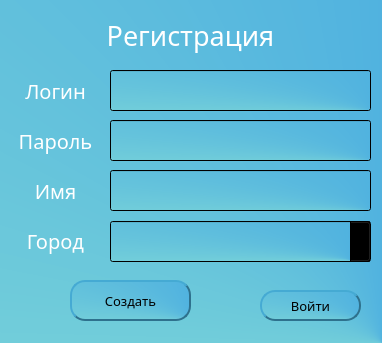
Old version of the form register.ui in the repository Animila/PyWeather.
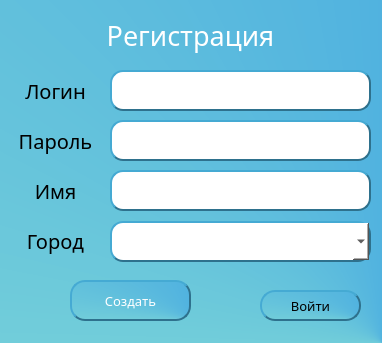
New version of the form.

```diff
--- a/register.ui
+++ b/register.ui
@@ -66,7 +66,7 @@
     </property>
     <property name="styleSheet">
      <string notr="true">background-color: None;
-color: rgb(255, 255, 255);</string>
+color: rgb(0, 0, 0);</string>
     </property>
     <property name="text">
      <string>Логин</string>
@@ -92,7 +92,7 @@
     </property>
     <property name="styleSheet">
      <string notr="true">background-color: None;
-color: rgb(255, 255, 255);</string>
+color: rgb(0, 0, 0);</string>
     </property>
     <property name="text">
      <string>Пароль</string>
@@ -118,6 +118,7 @@
     </property>
     <property name="styleSheet">
      <string notr="true">QPushButton {
+	color: rgb(255, 255, 255);
 border-color: rgb(46, 113, 141);
 border-radius: 15px;
 border-style: outset;
@@ -142,6 +143,14 @@
       <pointsize>15</pointsize>
      </font>
     </property>
+    <property name="styleSheet">
+     <string notr="true">
+border-color: rgb(46, 113, 141);
+border-radius: 13px;
+border-style: outset;
+border-width: 1.5px;
+background-color: rgb(255, 255, 255);</string>
+    </property>
     <property name="editable">
      <bool>true</bool>
     </property>
@@ -163,7 +172,7 @@
     </property>
     <property name="styleSheet">
      <string notr="true">background-color: None;
-color: rgb(255, 255, 255);</string>
+color: rgb(0, 0, 0);</string>
     </property>
     <property name="text">
      <string>Город</string>
@@ -189,7 +198,7 @@
     </property>
     <property name="styleSheet">
      <string notr="true">background-color: None;
-color: rgb(255, 255, 255);</string>
+color: rgb(0, 0, 0);</string>
     </property>
     <property name="text">
      <string>Имя</string>
@@ -239,6 +248,14 @@
       <pointsize>15</pointsize>
      </font>
     </property>
+    <property name="styleSheet">
+     <string notr="true">
+border-color: rgb(46, 113, 141);
+border-radius: 13px;
+border-style: outset;
+border-width: 1.5px;
+background-color: rgb(255, 255, 255);</string>
+    </property>
    </widget>
    <widget class="QLineEdit" name="password">
     <property name="geometry">
@@ -254,6 +271,14 @@
       <pointsize>15</pointsize>
      </font>
     </property>
+    <property name="styleSheet">
+     <string notr="true">
+border-color: rgb(46, 113, 141);
+border-radius: 13px;
+border-style: outset;
+border-width: 1.5px;
+background-color: rgb(255, 255, 255);</string>
+    </property>
    </widget>
    <widget class="QLineEdit" name="name">
     <property name="geometry">
@@ -269,6 +294,14 @@
       <pointsize>15</pointsize>
      </font>
     </property>
+    <property name="styleSheet">
+     <string notr="true">
+border-color: rgb(46, 113, 141);
+border-radius: 13px;
+border-style: outset;
+border-width: 1.5px;
+background-color: rgb(255, 255, 255);</string>
+    </property>
     <property name="alignment">
      <set>Qt::AlignCenter</set>
     </property>
```
